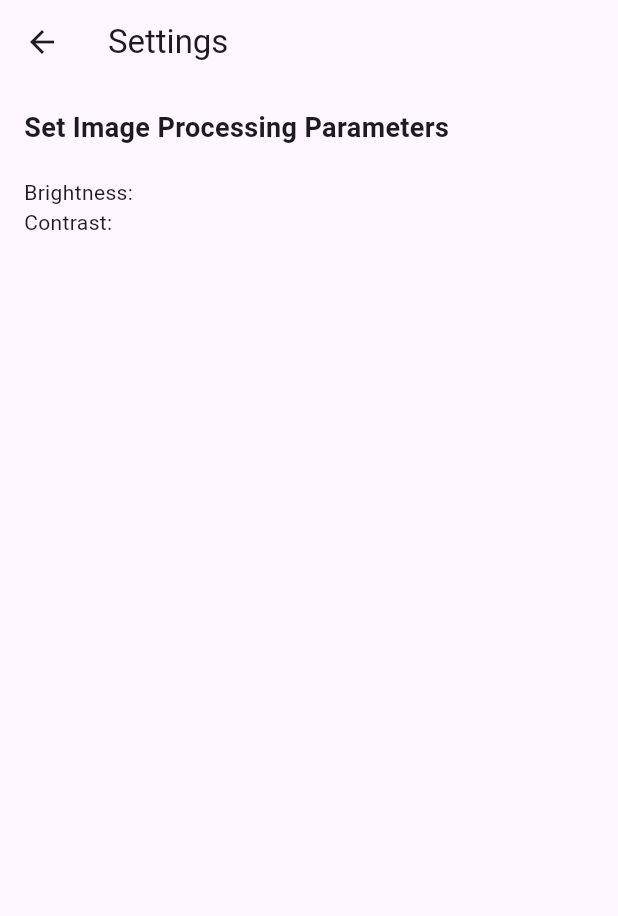
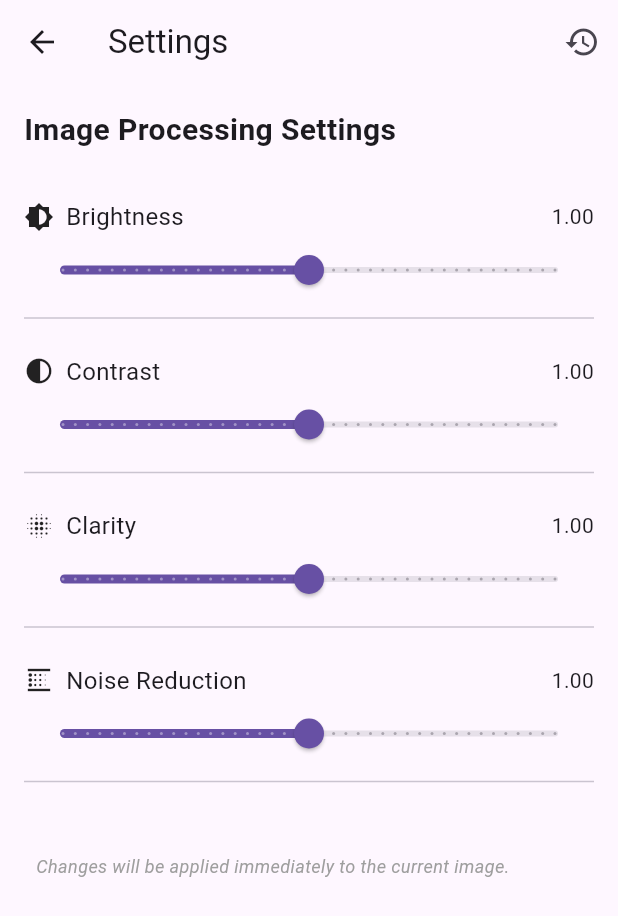
Before and after one commit to HooD1on/Mobile, a Flutter app: the screen it shows after launch, after a tap on the "settings" icon, on a phone screen of 412 x 824 dp. Shown: the top 916 px of the screen. Run offline on Flutter 3.47's test engine with Material 3 defaults, Android fonts, the phone set to English and light mode, and no system bars; our stand-ins replace image_picker, permission_handler, shared_preferences, sqflite; missing offline and left inert: photo_manager, tflite_flutter; accounts and stored records are empty.

Commit message:
Version 2.0
Added setting function

```diff
--- a/lib/main.dart
+++ b/lib/main.dart
@@ -1,17 +1,13 @@
 import 'package:flutter/material.dart';
 import 'package:provider/provider.dart';
+import 'viewmodels/home_viewmodel.dart';
+import 'viewmodels/settings_viewmodel.dart';
+import 'viewmodels/history_viewmodel.dart';
+import 'viewmodels/scan_viewmodel.dart';
 import 'views/home_screen.dart';
-import 'viewmodels/history_viewmodel.dart';
 
 void main() {
-  runApp(
-    MultiProvider(
-      providers: [
-        ChangeNotifierProvider(create: (_) => HistoryViewModel()),
-      ],
-      child: const MyApp(),
-    ),
-  );
+  runApp(const MyApp());
 }
 
 class MyApp extends StatelessWidget {
@@ -19,12 +15,21 @@ class MyApp extends StatelessWidget {
 
   @override
   Widget build(BuildContext context) {
-    return MaterialApp(
-      title: 'Melanoma Detection',
-      theme: ThemeData(
-        primarySwatch: Colors.blue,
+    return MultiProvider(
+      providers: [
+        ChangeNotifierProvider(create: (_) => HomeViewModel()),
+        ChangeNotifierProvider(create: (_) => ScanViewModel()),
+        ChangeNotifierProvider(create: (_) => SettingsViewModel()),
+        ChangeNotifierProvider(create: (_) => HistoryViewModel()),
+      ],
+      child: MaterialApp(
+        title: 'Melanoma Detection',
+        theme: ThemeData(
+          primarySwatch: Colors.blue,
+          useMaterial3: true,
+        ),
+        home: const HomeScreen(),
       ),
-      home: const HomeScreen(),
     );
   }
 }
--- a/lib/models/image_processing_model.dart
+++ b/lib/models/image_processing_model.dart
@@ -1,3 +1,5 @@
+// lib/models/image_processing_model.dart
+
 import 'package:tflite_flutter/tflite_flutter.dart';
 import 'dart:io';
 import 'package:image/image.dart' as img;
@@ -10,6 +12,7 @@ import 'dart:math' as math;
 class ImageProcessingModel {
   Interpreter? _interpreter;
   bool isModelLoaded = false;
+  File? processedImageFile;
 
   Future<void> loadModel() async {
     if (isModelLoaded) return;
@@ -31,7 +34,92 @@ class ImageProcessingModel {
     }
   }
 
-  Future<List<dynamic>> runInference(File imageFile) async {
+  Future<img.Image> preprocessImage(img.Image image, {
+    double brightness = 1.0,
+    double contrast = 1.0,
+    double clarity = 1.0,  // 改为 clarity
+    double noiseReduction = 1.0,
+  }) async {
+    try {
+      // 亮度调整
+      if (brightness != 1.0) {
+        final brightnessValue = ((brightness - 1.0) * 100).round();
+        image = img.adjustColor(
+          image,
+          brightness: brightnessValue,
+        );
+      }
+
+      // 对比度调整
+      if (contrast != 1.0) {
+        image = img.adjustColor(
+          image,
+          contrast: contrast,
+        );
+      }
+
+      if (clarity > 1.0) {
+        // 使用更激进的参数来增强清晰度
+        final amount = ((clarity - 1.0) * 5).round();  // 增加系数
+        final radius = 1;  // 减小模糊半径
+        final threshold = 3;  // 降低阈值使得更多细节被增强
+
+        for (var i = 0; i < amount; i++) {
+          var blurred = img.gaussianBlur(image, radius);
+
+          for (var y = 0; y < image.height; y++) {
+            for (var x = 0; x < image.width; x++) {
+              var p1 = image.getPixel(x, y);
+              var p2 = blurred.getPixel(x, y);
+
+              var r1 = img.getRed(p1);
+              var g1 = img.getGreen(p1);
+              var b1 = img.getBlue(p1);
+
+              var r2 = img.getRed(p2);
+              var g2 = img.getGreen(p2);
+              var b2 = img.getBlue(p2);
+
+              // 计算边缘差异
+              var dr = (r1 - r2);
+              var dg = (g1 - g2);
+              var db = (b1 - b2);
+
+              // 增强边缘
+              if (dr.abs() > threshold || dg.abs() > threshold || db.abs() > threshold) {
+                // 增加边缘增强的强度
+                var enhanceFactor = 0.8 * (clarity - 1.0);  // 根据清晰度值调整增强因子
+                image.setPixel(x, y, img.getColor(
+                    (r1 + dr * enhanceFactor).round().clamp(0, 255),
+                    (g1 + dg * enhanceFactor).round().clamp(0, 255),
+                    (b1 + db * enhanceFactor).round().clamp(0, 255)
+                ));
+              }
+            }
+          }
+        }
+      }
+
+      // 降噪处理
+      if (noiseReduction > 1.0) {
+        final radius = ((noiseReduction - 1.0) * 2).round() + 1;
+        image = img.gaussianBlur(image, radius);
+      }
+
+      return image;
+    } catch (e) {
+      print('Error in image preprocessing: $e');
+      rethrow;
+    }
+  }
+
+  Future<List<double>> runInference(  // 修改返回类型为 Future<List<double>>
+      File imageFile, {
+        double brightness = 1.0,
+        double contrast = 1.0,
+        double clarity = 1.0,
+        double noiseReduction = 1.0,
+      }) async {
     if (_interpreter == null) {
       await loadModel();
       if (_interpreter == null) {
@@ -39,18 +127,46 @@ class ImageProcessingModel {
       }
     }
 
+    try {
       print('Starting image processing...');
+
+      // 读取图像
       var image = img.decodeImage(await imageFile.readAsBytes())!;
+
+      // 应用图像处理
+      image = await preprocessImage(
+        image,
+        brightness: brightness,
+        contrast: contrast,
+        clarity: 3.0 - clarity,
+        noiseReduction: noiseReduction,
+      );
+
+      // 保存处理后的图像
+      final tempDir = await getTemporaryDirectory();
+      final timestamp = DateTime.now().millisecondsSinceEpoch;
+      final path = '${tempDir.path}/processed_$timestamp.jpg';
+
+      // 创建新文件并写入数据
+      try {
+        File processedFile = File(path);
+        processedFile = await processedFile.create(recursive: true);
+        await processedFile.writeAsBytes(img.encodeJpg(image));
+        processedImageFile = processedFile;
+      } catch (e) {
+        print('Error saving processed image: $e');
+        throw Exception('Failed to save processed image');
+      }
+
+      // 调整大小为模型输入尺寸
       image = img.copyResize(image, width: 224, height: 224);
       print('Image resized to 224x224');
 
       var input = imageToByteList(image, 224);
-
-    // 获取模型的输入张量形状
       var inputShape = _interpreter!.getInputTensor(0).shape;
       print('Model input shape: $inputShape');
 
-    // 根据模型的输入形状重塑输入数据
+      // 重塑输入数据
       List<List<List<List<double>>>> reshapedInput = List.generate(
         1,
             (_) => List.generate(
@@ -65,20 +181,18 @@ class ImageProcessingModel {
         ),
       );
 
-    // 获取模型的输出张量形状
-    var outputShape = _interpreter!.getOutputTensor(0).shape;
-    print('Model output shape: $outputShape');
-
-    // 创建输出张量，注意这里我们使用二维列表
       var output = List.generate(1, (_) => List<double>.filled(1000, 0));
 
       print('Running inference...');
       _interpreter!.run(reshapedInput, output);
       print('Inference completed');
-    var probabilities = softmax(output[0].cast<double>());
-    return probabilities;
-    // 返回一维列表
-    return output[0];
+
+      // 直接返回处理后的概率数组
+      return softmax(output[0].cast<double>());
+    } catch (e) {
+      print('Error in runInference: $e');
+      rethrow;
+    }
   }
 
   List<double> imageToByteList(img.Image image, int inputSize) {
@@ -96,22 +210,10 @@ class ImageProcessingModel {
   }
 
   List<double> softmax(List<double> input) {
-    double max = input.reduce((a, b) => a > b ? a : b);
+    double max = input.reduce(math.max);
     List<double> exp = input.map((x) => math.exp(x - max)).toList();
     double sum = exp.reduce((a, b) => a + b);
     return exp.map((x) => x / sum).toList();
-  }
-
-  Future<File?> pickImage() async {
-    final picker = ImagePicker();
-    final pickedFile = await picker.pickImage(source: ImageSource.gallery);
-
-    if (pickedFile != null) {
-      return File(pickedFile.path);
-    } else {
-      print('No image selected.');
-      return null;
-    }
   }
 
   Future<File> loadImageFromAssets(String assetPath) async {
--- a/lib/views/settings_page.dart
+++ b/lib/views/settings_page.dart
@@ -1,31 +1,137 @@
+// lib/views/settings_page.dart
+
 import 'package:flutter/material.dart';
+import 'package:provider/provider.dart';
+import '../viewmodels/settings_viewmodel.dart';
+import '../viewmodels/home_viewmodel.dart';
 
-class SettingsPage extends StatelessWidget {
-  const SettingsPage({super.key});
+class SettingsPage extends StatefulWidget {
+  const SettingsPage({Key? key}) : super(key: key);
+
+  @override
+  State<SettingsPage> createState() => _SettingsPageState();
+}
+
+class _SettingsPageState extends State<SettingsPage> {
+  @override
+  void initState() {
+    super.initState();
+    WidgetsBinding.instance.addPostFrameCallback((_) {
+      final homeViewModel = Provider.of<HomeViewModel>(context, listen: false);
+      final settingsViewModel = Provider.of<SettingsViewModel>(context, listen: false);
+      settingsViewModel.onSettingsChanged = homeViewModel.onSettingsChanged;
+    });
+  }
+
+  Widget _buildSlider({
+    required String title,
+    required IconData icon,
+    required double value,
+    required Function(BuildContext, double) onChanged,
+  }) {
+    return Padding(
+      padding: const EdgeInsets.symmetric(vertical: 8.0),
+      child: Column(
+        crossAxisAlignment: CrossAxisAlignment.start,
+        children: [
+          Row(
+            children: [
+              Icon(icon, size: 20),
+              const SizedBox(width: 8),
+              Text(title, style: const TextStyle(fontSize: 16)),
+              const Spacer(),
+              Text(
+                value.toStringAsFixed(2),
+                style: const TextStyle(fontSize: 14),
+              ),
+            ],
+          ),
+          Slider(
+            value: value,
+            min: 0.0,
+            max: 2.0,
+            divisions: 40,
+            label: value.toStringAsFixed(2),
+            onChanged: (value) => onChanged(context, value),
+          ),
+          const Divider(),
+        ],
+      ),
+    );
+  }
 
   @override
   Widget build(BuildContext context) {
     return Scaffold(
       appBar: AppBar(
         title: const Text('Settings'),
+        actions: [
+          IconButton(
+            icon: const Icon(Icons.restore),
+            onPressed: () {
+              Provider.of<SettingsViewModel>(context, listen: false)
+                  .resetToDefaults(context);
+            },
+          ),
+        ],
       ),
-      body: Padding(
-        padding: const EdgeInsets.all(16.0),
-        child: Column(
-          crossAxisAlignment: CrossAxisAlignment.start,
-          children: const [
-            Text(
-              'Set Image Processing Parameters',
-              style: TextStyle(fontSize: 18, fontWeight: FontWeight.bold),
+      body: Consumer<SettingsViewModel>(
+        builder: (context, settingsViewModel, child) {
+          return SingleChildScrollView(
+            padding: const EdgeInsets.all(16.0),
+            child: Column(
+              crossAxisAlignment: CrossAxisAlignment.start,
+              children: [
+                const Text(
+                  'Image Processing Settings',
+                  style: TextStyle(fontSize: 20, fontWeight: FontWeight.bold),
+                ),
+                const SizedBox(height: 24),
+
+                _buildSlider(
+                  title: 'Brightness',
+                  icon: Icons.brightness_6,
+                  value: settingsViewModel.brightness,
+                  onChanged: settingsViewModel.updateBrightness,
+                ),
+
+                _buildSlider(
+                  title: 'Contrast',
+                  icon: Icons.contrast,
+                  value: settingsViewModel.contrast,
+                  onChanged: settingsViewModel.updateContrast,
+                ),
+
+                _buildSlider(
+                  title: 'Clarity' ,
+                  icon: Icons.blur_on,
+                  value: settingsViewModel.clarity,
+                  onChanged: settingsViewModel.updateSharpness,
+                ),
+
+                _buildSlider(
+                  title: 'Noise Reduction',
+                  icon: Icons.blur_linear,
+                  value: settingsViewModel.noiseReduction,
+                  onChanged: settingsViewModel.updateNoiseReduction,
+                ),
+
+                const SizedBox(height: 24),
+                const Padding(
+                  padding: EdgeInsets.all(8.0),
+                  child: Text(
+                    'Changes will be applied immediately to the current image.',
+                    style: TextStyle(
+                      fontSize: 12,
+                      color: Colors.grey,
+                      fontStyle: FontStyle.italic,
+                    ),
+                  ),
+                ),
+              ],
             ),
-            SizedBox(height: 20),
-            // 在这里添加设置选项
-            Text('Brightness:'),
-            // 可以在这里添加滑动条或其他控件调整参数
-            Text('Contrast:'),
-            // 添加更多设置项...
-          ],
-        ),
+          );
+        },
       ),
     );
   }
--- a/pubspec.yaml
+++ b/pubspec.yaml
@@ -21,6 +21,7 @@ dependencies:
   photo_manager: ^3.5.1
   permission_handler: ^10.0.0
   sqflite: ^2.0.0+4
+  shared_preferences: ^2.2.2
 
 
 
```
Also changed, not shown: lib/viewmodels/home_viewmodel.dart (+90 -24 lines), lib/viewmodels/scan_viewmodel.dart (+50 -17 lines), lib/viewmodels/settings_viewmodel.dart (+89 -0 lines), lib/views/scan_page.dart (+24 -10 lines), assets/Test.jpg, pubspec.lock, 5 other files. Lines whose indentation alone changed are shown as unchanged.
